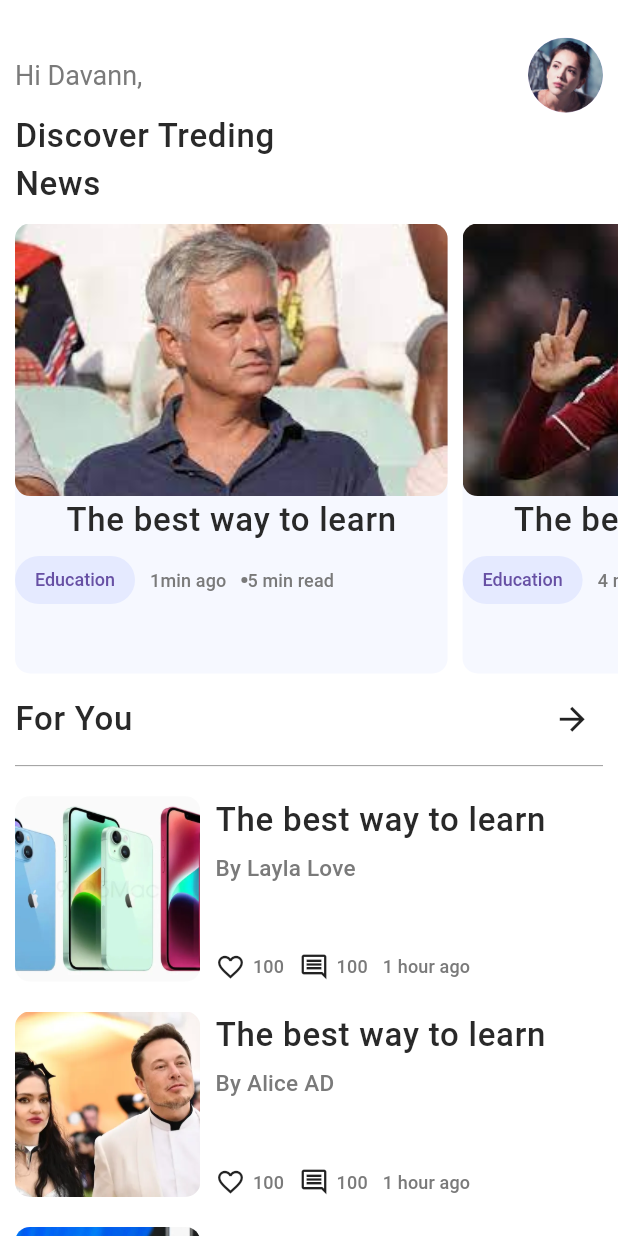
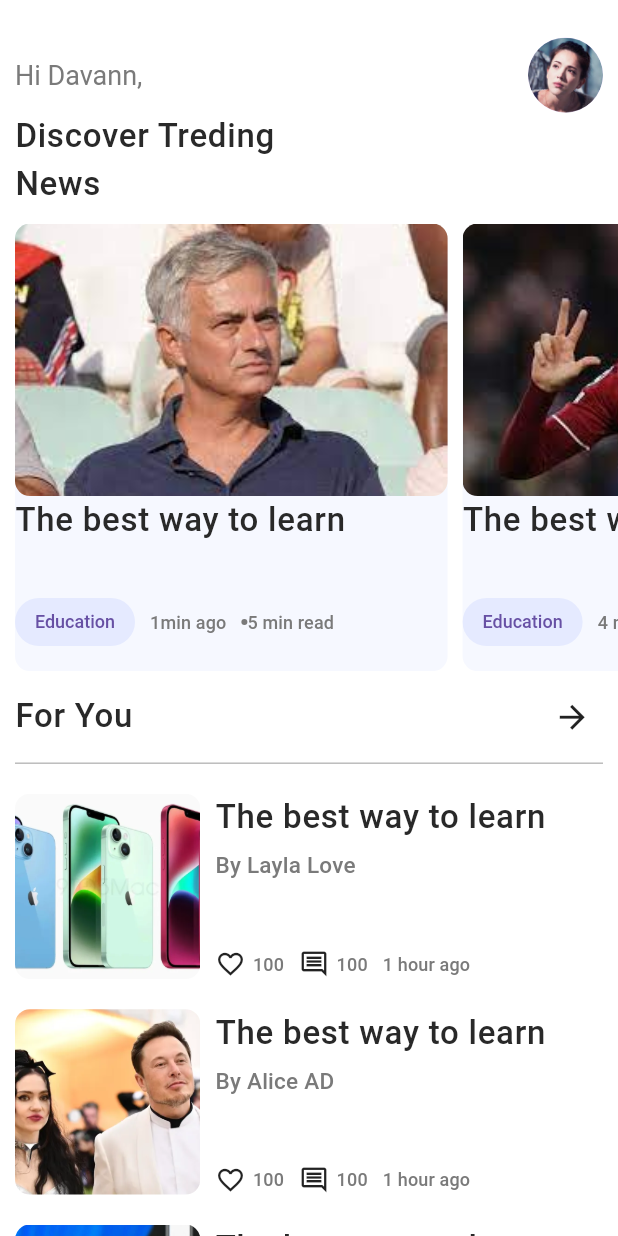
Before and after one commit to davanntet/final_project_news_app, a Flutter app: the HomePage screen opened directly, on a phone screen of 412 x 824 dp. Run offline on Flutter 3.47's test engine with Material 2 defaults, Android fonts, the phone set to English and light mode, and no system bars; our stand-ins replace firebase_auth, firebase_core, firebase_crashlytics; accounts and stored records are empty.

Commit message:
final finish

```diff
--- a/lib/components/Form/ExpireTime.dart
+++ b/lib/components/Form/ExpireTime.dart
@@ -17,7 +17,7 @@ class _ExpireTimeState extends State<ExpireTime> {
       children: [
         Text(
           "Code will expire in",
-          style: Theme.of(context).textTheme.subtitle1,
+          style: Theme.of(context).textTheme.titleMedium,
         ),
         const SizedBox(
           width: 5,
--- a/lib/components/home/slider.dart
+++ b/lib/components/home/slider.dart
@@ -33,10 +33,17 @@ class HomeSlider extends StatelessWidget {
               ),
             ),
           ),
-          Text(
-            datas.title,
-            style: Theme.of(context).textTheme.labelSmall,
-            textAlign: TextAlign.start,
+          SizedBox(
+            height: 60,
+            width: double.infinity,
+            child: Text(
+              datas.title,
+              style: Theme.of(context).textTheme.labelSmall,
+              maxLines: 2,
+              overflow: TextOverflow.ellipsis,
+              softWrap: true,
+              textAlign: TextAlign.start,
+            ),
           ),
           Row(
             children: [
--- a/lib/constraint/AppThemeData.dart
+++ b/lib/constraint/AppThemeData.dart
@@ -110,11 +110,9 @@ ThemeData AppThemeData(BuildContext context) {
       style: ButtonStyle(
         backgroundColor: MaterialStateProperty.all(Colors.transparent),
         padding: MaterialStateProperty.all(EdgeInsets.zero),
-// minimumSize: MaterialStateProperty.all(Size.zero),
         tapTargetSize: MaterialTapTargetSize.shrinkWrap,
         elevation: MaterialStateProperty.all(0),
-        overlayColor:
-            MaterialStateProperty.all(AppColors.blue.withOpacity(0.1)),
+        overlayColor:MaterialStateProperty.all(Colors.transparent),
       ),
     ),
   );
--- a/lib/main.dart
+++ b/lib/main.dart
@@ -1,4 +1,3 @@
-import 'package:final_project_news_app/constraint/AppColors.dart';
 import 'package:final_project_news_app/constraint/AppThemeData.dart';
 import 'package:final_project_news_app/routes/Routers.dart';
 import 'package:firebase_core/firebase_core.dart';
@@ -19,7 +18,7 @@ void main() async {
       providers: [
         ChangeNotifierProvider(create: (_) => AuthProvider()),
       ],
-      child:MainApp(),
+      child:const MainApp(),
       )
   );
 }
--- a/lib/widgets/Auth/CreatePasswordPage.dart
+++ b/lib/widgets/Auth/CreatePasswordPage.dart
@@ -1,11 +1,8 @@
 // ignore: file_names
-
 import 'package:final_project_news_app/components/Form/FormInput.dart';
 import 'package:final_project_news_app/components/simple/simple_appbar.dart';
-import 'package:final_project_news_app/constraint/AppColors.dart';
 import 'package:flutter/material.dart';
 import 'package:provider/provider.dart';
-
 import '../../components/simple/show_message.dart';
 import '../../providers/auth_provider.dart';
 
--- a/lib/widgets/home/HomePage.dart
+++ b/lib/widgets/home/HomePage.dart
@@ -56,7 +56,7 @@ class HomePage extends StatelessWidget {
                     ),
                     //slide
                     SizedBox(
-                      height:300,
+                      height:MediaQuery.sizeOf(context).width *  0.7+10,
                       child: ListView.builder(
                         padding: const EdgeInsets.symmetric(horizontal: 10),
                         shrinkWrap: true,
--- a/lib/widgets/search/TredingTopic.dart
+++ b/lib/widgets/search/TredingTopic.dart
@@ -1,7 +1,6 @@
 import 'package:final_project_news_app/components/simple/simple_appbar.dart';
 import 'package:final_project_news_app/models/virtualdata/data_user.dart';
 import 'package:flutter/material.dart';
-
 import '../../components/search/trending.dart';
 
 class TredingTopic extends StatelessWidget {
```
